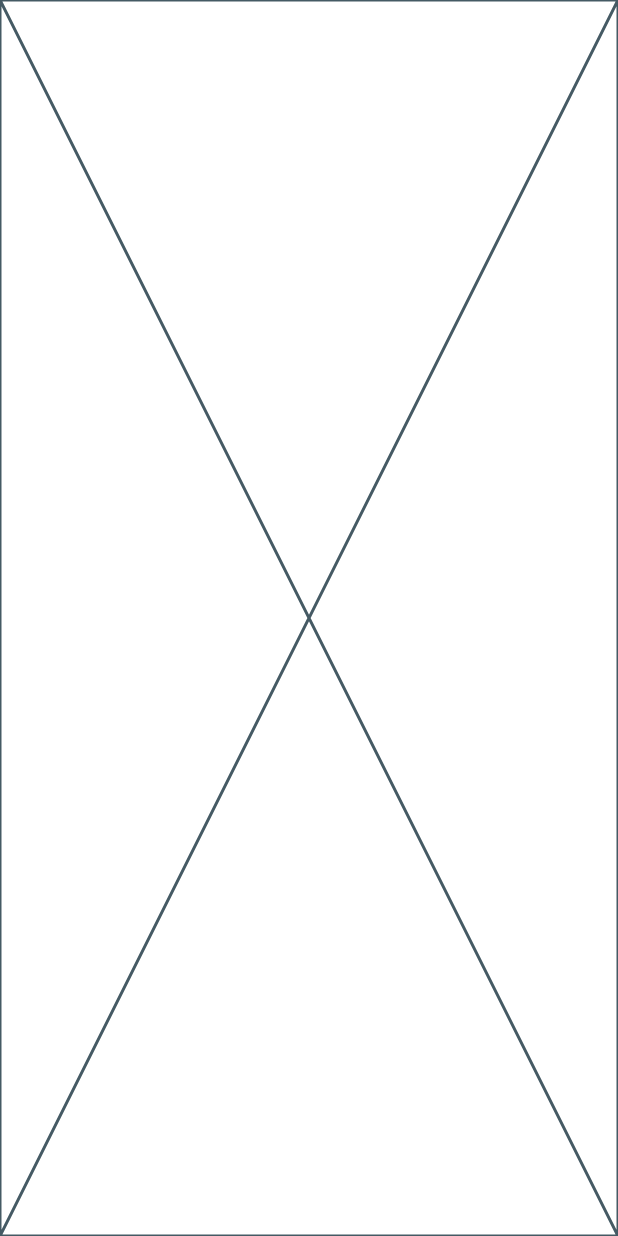
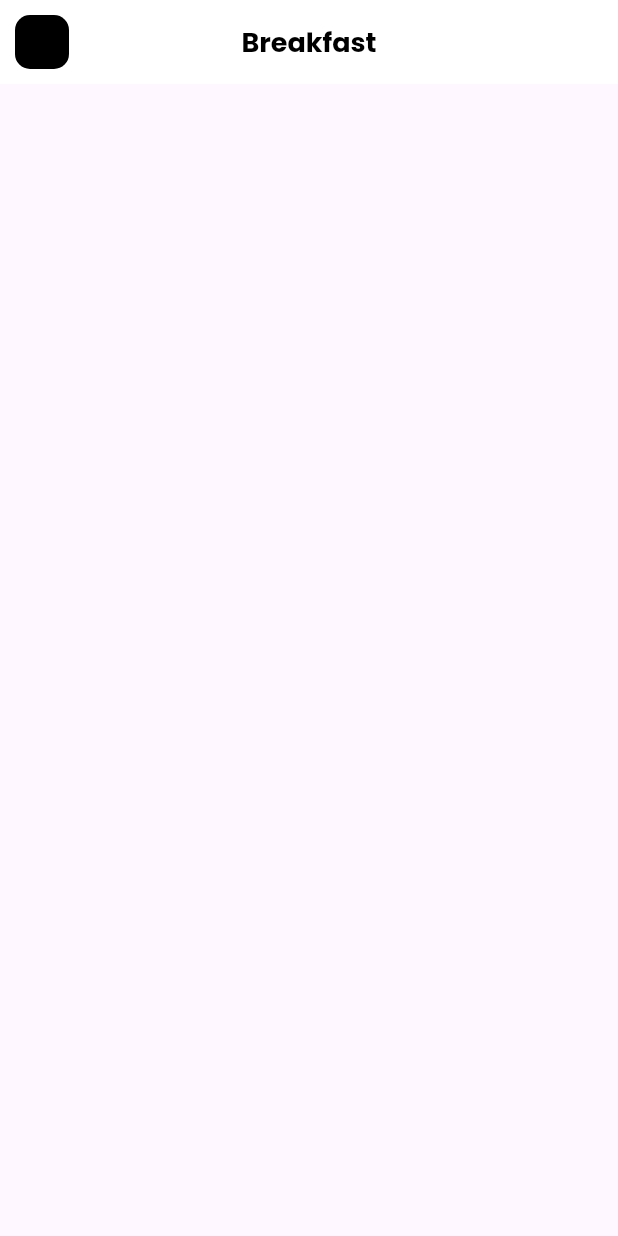
Before and after one commit to EliasOpstad/Fitness-learning-app, a Flutter app: the screen it shows after launch, on a phone screen of 412 x 824 dp. Run offline on Flutter 3.47's test engine with Material 3 defaults, Android fonts, the phone set to English and light mode, and no system bars.

```diff
--- a/lib/main.dart
+++ b/lib/main.dart
@@ -11,7 +11,9 @@ class MyApp extends StatelessWidget {
   // This widget is the root of your application.
   @override
   Widget build(BuildContext context) {
-    return const MaterialApp(
-        debugShowCheckedModeBanner: false, home: HomePage());
+    return MaterialApp(
+        debugShowCheckedModeBanner: false,
+        theme: ThemeData(fontFamily: 'Poppins'),
+        home: HomePage());
   }
 }
--- a/lib/pages/home.dart
+++ b/lib/pages/home.dart
@@ -6,6 +6,22 @@ class HomePage extends StatelessWidget {
 
   @override
   Widget build(BuildContext context) {
-    return const Placeholder();
+    return Scaffold(
+      appBar: AppBar(
+          title: const Text(
+            'Breakfast',
+            style: TextStyle(
+                color: Colors.black, fontSize: 18, fontWeight: FontWeight.bold),
+          ),
+          backgroundColor: Colors.white,
+          elevation: 0.0,
+          centerTitle: true,
+          leading: Container(
+              margin: EdgeInsets.all(10),
+              decoration: BoxDecoration(
+                color: Colors.black,
+                borderRadius: BorderRadius.circular(10),
+              ))),
+    );
   }
 }
--- a/pubspec.yaml
+++ b/pubspec.yaml
@@ -34,6 +34,7 @@ dependencies:
   # The following adds the Cupertino Icons font to your application.
   # Use with the CupertinoIcons class for iOS style icons.
   cupertino_icons: ^1.0.8
+  flutter_svg: ^2.0.17
 
 dev_dependencies:
   flutter_test:
```
Also changed, not shown: assets/icons/Arrow - Left 2.svg (added), assets/icons/Filter.svg (added), assets/icons/Search.svg (added), assets/icons/blueberry-pancake.svg (added), assets/icons/button.svg (added), assets/icons/canai-bread.svg (added), assets/icons/dots.svg (added), assets/icons/honey-pancakes.svg (added), assets/icons/orange-snacks.svg (added), assets/icons/pancakes.svg (added), assets/icons/pie.svg (added), assets/icons/plate.svg (added), assets/icons/salmon-nigiri.svg (added), pubspec.lock.
